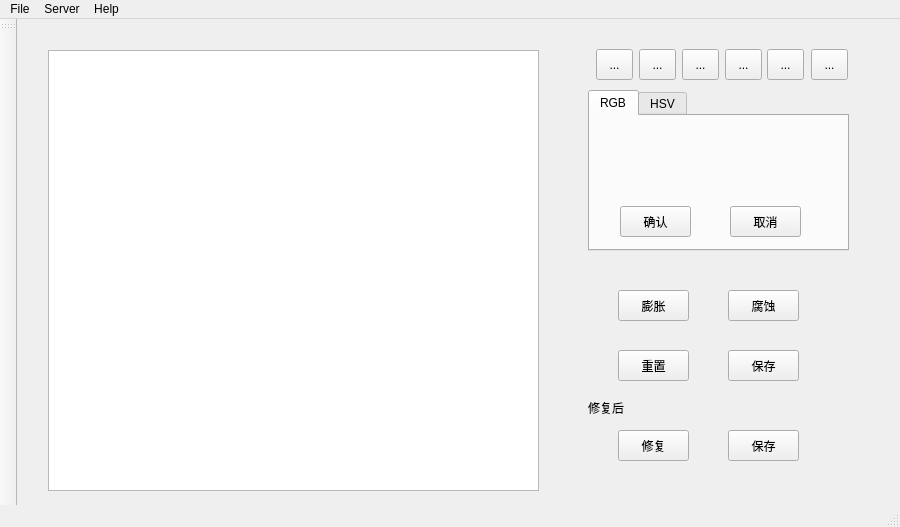
Before: the Qt Designer form oldPhotoRestoration/mainWindow.ui in dorren002/oldPhotoLabelingAndRestorationSystem, drawn with Qt 5.
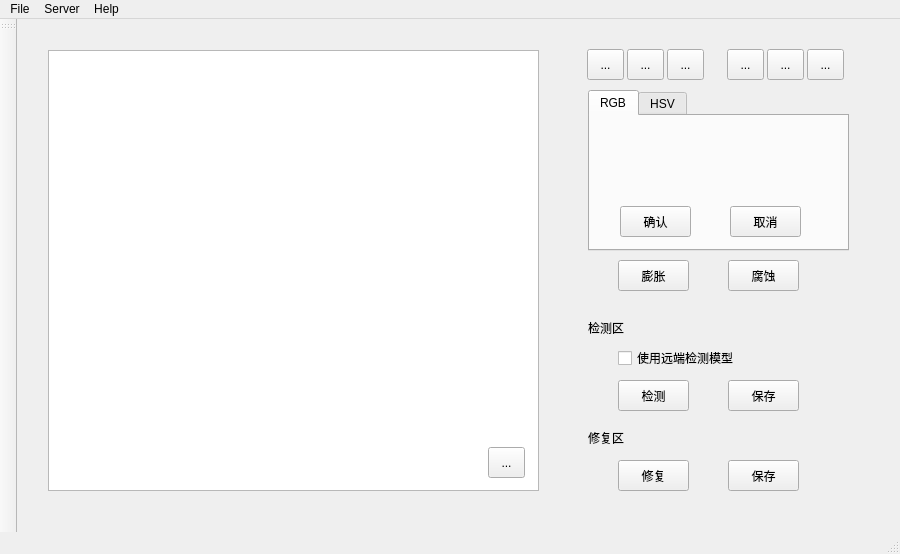
After: the same form once the commit is applied. Custom widgets are drawn as their Qt base class.

Diff of the .ui file:
```diff
--- a/oldPhotoRestoration/mainWindow.ui
+++ b/oldPhotoRestoration/mainWindow.ui
@@ -7,7 +7,7 @@
     <x>0</x>
     <y>0</y>
     <width>900</width>
-    <height>527</height>
+    <height>554</height>
    </rect>
   </property>
   <property name="windowTitle">
@@ -35,7 +35,7 @@
          <x>540</x>
          <y>10</y>
          <width>291</width>
-         <height>441</height>
+         <height>471</height>
         </rect>
        </property>
        <widget class="QWidget" name="widget_3" native="true">
@@ -50,7 +50,7 @@
         <widget class="QToolButton" name="btnBack">
          <property name="geometry">
           <rect>
-           <x>9</x>
+           <x>140</x>
            <y>0</y>
            <width>37</width>
            <height>31</height>
@@ -63,58 +63,6 @@
         <widget class="QToolButton" name="btnRedo">
          <property name="geometry">
           <rect>
-           <x>52</x>
-           <y>0</y>
-           <width>37</width>
-           <height>31</height>
-          </rect>
-         </property>
-         <property name="text">
-          <string>...</string>
-         </property>
-        </widget>
-        <widget class="QToolButton" name="btnCompare">
-         <property name="geometry">
-          <rect>
-           <x>95</x>
-           <y>0</y>
-           <width>37</width>
-           <height>31</height>
-          </rect>
-         </property>
-         <property name="text">
-          <string>...</string>
-         </property>
-        </widget>
-        <widget class="QToolButton" name="btnDelSelection">
-         <property name="geometry">
-          <rect>
-           <x>224</x>
-           <y>0</y>
-           <width>37</width>
-           <height>31</height>
-          </rect>
-         </property>
-         <property name="text">
-          <string>...</string>
-         </property>
-        </widget>
-        <widget class="QToolButton" name="btnNewSelection">
-         <property name="geometry">
-          <rect>
-           <x>138</x>
-           <y>0</y>
-           <width>37</width>
-           <height>31</height>
-          </rect>
-         </property>
-         <property name="text">
-          <string>...</string>
-         </property>
-        </widget>
-        <widget class="QToolButton" name="btnAddSelection">
-         <property name="geometry">
-          <rect>
            <x>180</x>
            <y>0</y>
            <width>37</width>
@@ -125,6 +73,58 @@
           <string>...</string>
          </property>
         </widget>
+        <widget class="QToolButton" name="btnCompare">
+         <property name="geometry">
+          <rect>
+           <x>220</x>
+           <y>0</y>
+           <width>37</width>
+           <height>31</height>
+          </rect>
+         </property>
+         <property name="text">
+          <string>...</string>
+         </property>
+        </widget>
+        <widget class="QToolButton" name="btnReset">
+         <property name="geometry">
+          <rect>
+           <x>80</x>
+           <y>0</y>
+           <width>37</width>
+           <height>31</height>
+          </rect>
+         </property>
+         <property name="text">
+          <string>...</string>
+         </property>
+        </widget>
+        <widget class="QToolButton" name="btnDrag">
+         <property name="geometry">
+          <rect>
+           <x>40</x>
+           <y>0</y>
+           <width>37</width>
+           <height>31</height>
+          </rect>
+         </property>
+         <property name="text">
+          <string>...</string>
+         </property>
+        </widget>
+        <widget class="QToolButton" name="btnSelection">
+         <property name="geometry">
+          <rect>
+           <x>0</x>
+           <y>0</y>
+           <width>37</width>
+           <height>31</height>
+          </rect>
+         </property>
+         <property name="text">
+          <string>...</string>
+         </property>
+        </widget>
        </widget>
        <widget class="QTabWidget" name="tabColorSpace">
         <property name="geometry">
@@ -236,20 +236,20 @@
         <property name="geometry">
          <rect>
           <x>20</x>
-          <y>360</y>
+          <y>390</y>
           <width>54</width>
           <height>16</height>
          </rect>
         </property>
         <property name="text">
-         <string>修复后</string>
+         <string>修复区</string>
         </property>
        </widget>
        <widget class="QWidget" name="widget_4" native="true">
         <property name="geometry">
          <rect>
           <x>20</x>
-          <y>240</y>
+          <y>210</y>
           <width>261</width>
           <height>60</height>
          </rect>
@@ -287,27 +287,27 @@
           <x>20</x>
           <y>300</y>
           <width>261</width>
-          <height>51</height>
+          <height>81</height>
          </rect>
         </property>
-        <widget class="QToolButton" name="btnReset">
+        <widget class="QToolButton" name="btnDetect">
          <property name="geometry">
           <rect>
            <x>30</x>
-           <y>10</y>
+           <y>40</y>
            <width>71</width>
            <height>31</height>
           </rect>
          </property>
          <property name="text">
-          <string>重置</string>
+          <string>检测</string>
          </property>
         </widget>
         <widget class="QToolButton" name="btnSaveMask">
          <property name="geometry">
           <rect>
            <x>140</x>
-           <y>10</y>
+           <y>40</y>
            <width>71</width>
            <height>31</height>
           </rect>
@@ -316,12 +316,25 @@
           <string>保存</string>
          </property>
         </widget>
+        <widget class="QCheckBox" name="useServerCheckBox">
+         <property name="geometry">
+          <rect>
+           <x>30</x>
+           <y>10</y>
+           <width>161</width>
+           <height>16</height>
+          </rect>
+         </property>
+         <property name="text">
+          <string>使用远端检测模型</string>
+         </property>
+        </widget>
        </widget>
        <widget class="QToolButton" name="btnRestore">
         <property name="geometry">
          <rect>
           <x>50</x>
-          <y>390</y>
+          <y>420</y>
           <width>71</width>
           <height>31</height>
          </rect>
@@ -334,7 +347,7 @@
         <property name="geometry">
          <rect>
           <x>160</x>
-          <y>390</y>
+          <y>420</y>
           <width>71</width>
           <height>31</height>
          </rect>
@@ -343,6 +356,19 @@
          <string>保存</string>
         </property>
        </widget>
+       <widget class="QLabel" name="label_4">
+        <property name="geometry">
+         <rect>
+          <x>20</x>
+          <y>280</y>
+          <width>54</width>
+          <height>16</height>
+         </rect>
+        </property>
+        <property name="text">
+         <string>检测区</string>
+        </property>
+       </widget>
       </widget>
       <widget class="ImageView" name="labelingGraphicView">
        <property name="geometry">
@@ -352,6 +378,40 @@
          <width>491</width>
          <height>441</height>
         </rect>
+       </property>
+       <property name="mouseTracking">
+        <bool>true</bool>
+       </property>
+       <property name="contextMenuPolicy">
+        <enum>Qt::CustomContextMenu</enum>
+       </property>
+       <property name="layoutDirection">
+        <enum>Qt::LeftToRight</enum>
+       </property>
+       <property name="verticalScrollBarPolicy">
+        <enum>Qt::ScrollBarAlwaysOff</enum>
+       </property>
+       <property name="horizontalScrollBarPolicy">
+        <enum>Qt::ScrollBarAlwaysOff</enum>
+       </property>
+       <property name="sizeAdjustPolicy">
+        <enum>QAbstractScrollArea::AdjustIgnored</enum>
+       </property>
+       <property name="dragMode">
+        <enum>QGraphicsView::NoDrag</enum>
+       </property>
+      </widget>
+      <widget class="QToolButton" name="btnHide">
+       <property name="geometry">
+        <rect>
+         <x>460</x>
+         <y>417</y>
+         <width>37</width>
+         <height>31</height>
+        </rect>
+       </property>
+       <property name="text">
+        <string>...</string>
        </property>
       </widget>
      </widget>
```
Left out of the diff: 2 changed lines with no effect on the pictures.
